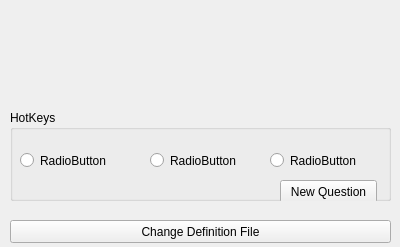
Before: the Qt Designer form mainwindow.ui in Mte90/LearnHotkeys, drawn with Qt 5.
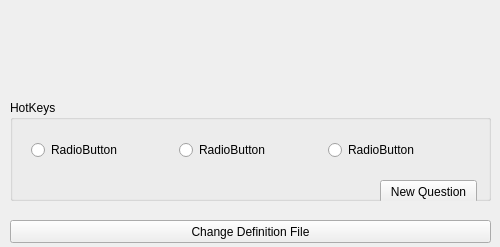
After: the same form once the commit is applied.

Commit message: big window

Patch:
```diff
--- a/mainwindow.ui
+++ b/mainwindow.ui
@@ -6,7 +6,7 @@
    <rect>
     <x>0</x>
     <y>0</y>
-    <width>400</width>
+    <width>500</width>
     <height>247</height>
    </rect>
   </property>
@@ -18,7 +18,7 @@
   </property>
   <property name="maximumSize">
    <size>
-    <width>400</width>
+    <width>500</width>
     <height>263</height>
    </size>
   </property>
@@ -31,7 +31,7 @@
      <rect>
       <x>10</x>
       <y>40</y>
-      <width>371</width>
+      <width>471</width>
       <height>51</height>
      </rect>
     </property>
@@ -47,7 +47,7 @@
      <rect>
       <x>10</x>
       <y>10</y>
-      <width>381</width>
+      <width>481</width>
       <height>16</height>
      </rect>
     </property>
@@ -59,59 +59,20 @@
     <property name="geometry">
      <rect>
       <x>10</x>
-      <y>110</y>
-      <width>381</width>
-      <height>91</height>
+      <y>100</y>
+      <width>481</width>
+      <height>101</height>
      </rect>
     </property>
     <property name="title">
      <string>HotKeys</string>
     </property>
-    <widget class="QRadioButton" name="radioButton">
-     <property name="geometry">
-      <rect>
-       <x>10</x>
-       <y>30</y>
-       <width>101</width>
-       <height>41</height>
-      </rect>
-     </property>
-     <property name="text">
-      <string>RadioButton</string>
-     </property>
-    </widget>
-    <widget class="QRadioButton" name="radioButton_2">
-     <property name="geometry">
-      <rect>
-       <x>140</x>
-       <y>30</y>
-       <width>101</width>
-       <height>41</height>
-      </rect>
-     </property>
-     <property name="text">
-      <string>RadioButton</string>
-     </property>
-    </widget>
-    <widget class="QRadioButton" name="radioButton_3">
-     <property name="geometry">
-      <rect>
-       <x>260</x>
-       <y>30</y>
-       <width>101</width>
-       <height>41</height>
-      </rect>
-     </property>
-     <property name="text">
-      <string>RadioButton</string>
-     </property>
-    </widget>
     <widget class="QLabel" name="result">
      <property name="geometry">
       <rect>
        <x>10</x>
-       <y>70</y>
-       <width>241</width>
+       <y>80</y>
+       <width>351</width>
        <height>16</height>
       </rect>
      </property>
@@ -122,8 +83,8 @@
     <widget class="QPushButton" name="newQuestionButton">
      <property name="geometry">
       <rect>
-       <x>270</x>
-       <y>70</y>
+       <x>370</x>
+       <y>80</y>
        <width>97</width>
        <height>23</height>
       </rect>
@@ -132,13 +93,46 @@
       <string>New Question</string>
      </property>
     </widget>
+    <widget class="QWidget" name="horizontalLayoutWidget">
+     <property name="geometry">
+      <rect>
+       <x>10</x>
+       <y>20</y>
+       <width>461</width>
+       <height>61</height>
+      </rect>
+     </property>
+     <layout class="QHBoxLayout" name="horizontalLayout">
+      <item>
+       <widget class="QRadioButton" name="radioButton">
+        <property name="text">
+         <string>RadioButton</string>
+        </property>
+       </widget>
+      </item>
+      <item>
+       <widget class="QRadioButton" name="radioButton_2">
+        <property name="text">
+         <string>RadioButton</string>
+        </property>
+       </widget>
+      </item>
+      <item>
+       <widget class="QRadioButton" name="radioButton_3">
+        <property name="text">
+         <string>RadioButton</string>
+        </property>
+       </widget>
+      </item>
+     </layout>
+    </widget>
    </widget>
    <widget class="QPushButton" name="openDef">
     <property name="geometry">
      <rect>
       <x>10</x>
       <y>220</y>
-      <width>381</width>
+      <width>481</width>
       <height>23</height>
      </rect>
     </property>
```
The commit also changes 1 other file.
